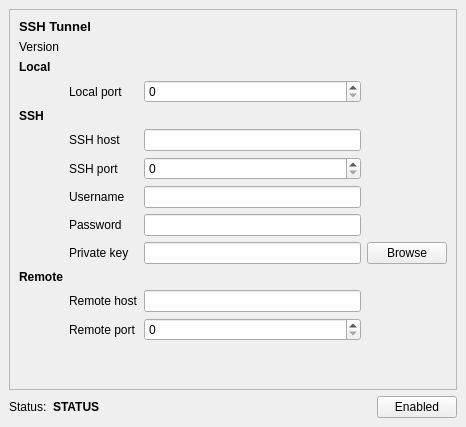
Qt form ui/mainwindow.ui (se0siris/ssh-tunnel) before a commit.
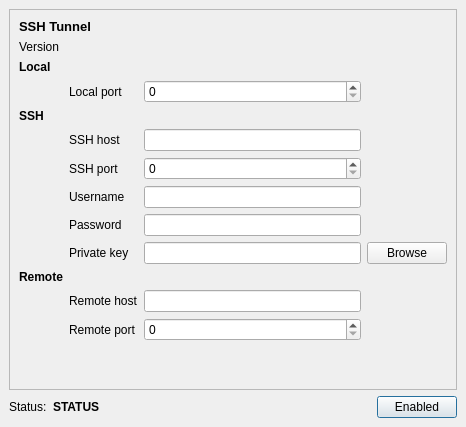
The same form after that commit. Icons and pictures are not drawn.

Commit message: Added a keep-alive of 2.5 minutes. Made "Enabled" button default on window.

```diff
--- a/ui/mainwindow.ui
+++ b/ui/mainwindow.ui
@@ -307,6 +307,15 @@
         <property name="checkable">
          <bool>true</bool>
         </property>
+        <property name="autoDefault">
+         <bool>true</bool>
+        </property>
+        <property name="default">
+         <bool>true</bool>
+        </property>
+        <property name="flat">
+         <bool>false</bool>
+        </property>
        </widget>
       </item>
      </layout>
```
The commit also changes 3 other files.
